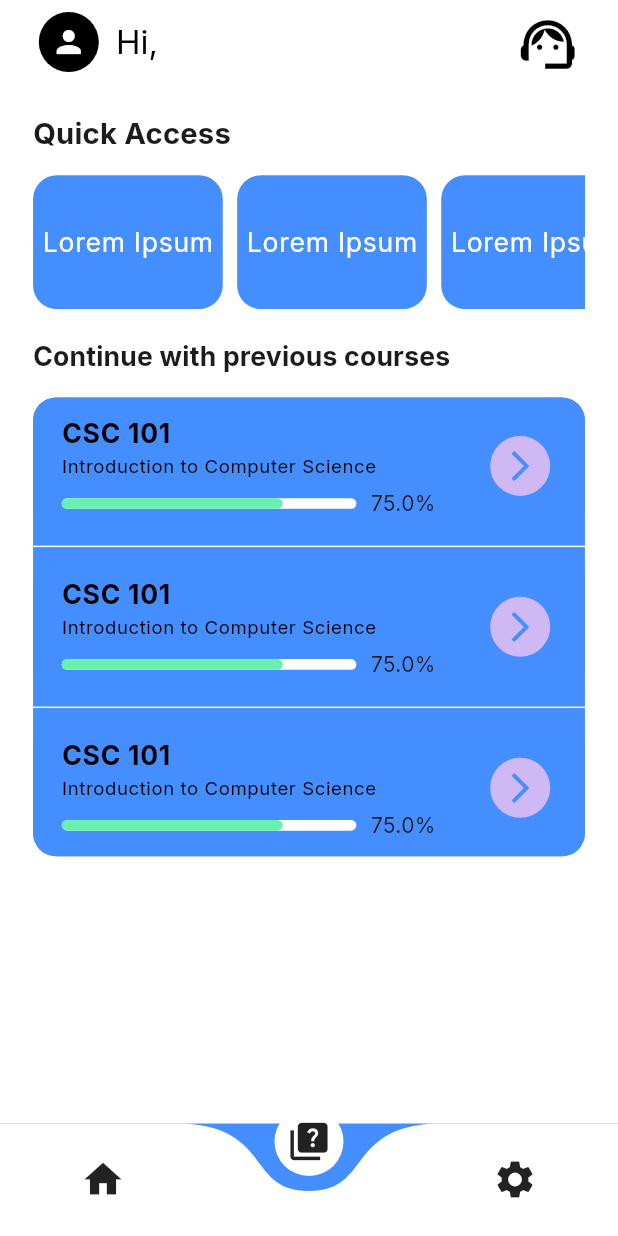
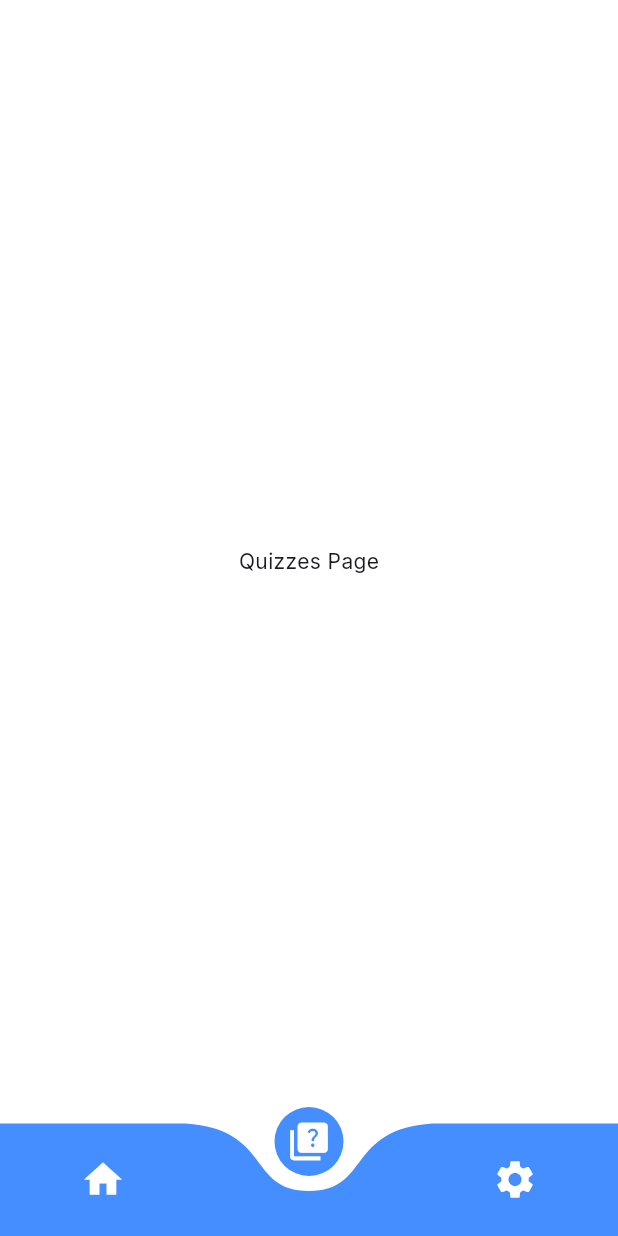
Before and after one commit to sixtusagbo/aceit, a Flutter app: the screen it shows once a user with an empty profile is signed in, item 2 of the bottom bar chosen, on a phone screen of 412 x 824 dp. Run offline on Flutter 3.47's test engine with Material 3 defaults, Android fonts, the phone set to English and light mode, and no system bars; drawn by our look-alikes of curved_navigation_bar, percent_indicator; our stand-ins replace firebase_auth, firebase_core, flutter_screenutil, go_router, google_fonts, hooks_riverpod; missing offline and left inert: firebase_ui_auth; accounts and stored records are empty.

Commit message:
Setup shell route

```diff
--- a/lib/router/router.dart
+++ b/lib/router/router.dart
@@ -2,8 +2,12 @@ import 'package:aceit/screens/forgot_password_page.dart';
 import 'package:aceit/screens/home_page.dart';
 import 'package:aceit/screens/login_page.dart';
 import 'package:aceit/screens/profile_page.dart';
+import 'package:aceit/screens/quiz_page.dart';
+import 'package:aceit/screens/quizzes_page.dart';
+import 'package:aceit/screens/settings_page.dart';
 import 'package:aceit/screens/splash_page.dart';
 import 'package:aceit/state/auth.dart';
+import 'package:aceit/widgets/scaffold_with_navbar.dart';
 import 'package:flutter/material.dart';
 import 'package:go_router/go_router.dart';
 import 'package:hooks_riverpod/hooks_riverpod.dart';
--- a/lib/screens/home_page.dart
+++ b/lib/screens/home_page.dart
@@ -2,14 +2,12 @@ import 'package:aceit/screens/profile_page.dart';
 import 'package:aceit/state/auth.dart';
 import 'package:aceit/utils/extensions.dart';
 import 'package:aceit/widgets/course_progress_widget.dart';
-import 'package:curved_navigation_bar/curved_navigation_bar.dart';
 import 'package:flutter/material.dart';
-import 'package:flutter_hooks/flutter_hooks.dart';
 import 'package:flutter_screenutil/flutter_screenutil.dart';
 import 'package:go_router/go_router.dart';
 import 'package:hooks_riverpod/hooks_riverpod.dart';
 
-class HomePage extends HookConsumerWidget {
+class HomePage extends ConsumerWidget {
   const HomePage({super.key});
   static String get routeName => 'home';
   static String get routeLocation => '/';
@@ -19,7 +17,6 @@ class HomePage extends HookConsumerWidget {
     final name = ref.watch(authProvider.select(
       (value) => value.valueOrNull?.displayName,
     ));
-    final page = useState(0);
 
     return Scaffold(
       appBar: AppBar(
@@ -128,17 +125,6 @@ class HomePage extends HookConsumerWidget {
           ],
         ),
       ),
-      bottomNavigationBar: CurvedNavigationBar(
-        backgroundColor: Theme.of(context).primaryColor,
-        items: const <Widget>[
-          Icon(Icons.home, size: 30),
-          Icon(Icons.quiz, size: 30),
-          Icon(Icons.settings, size: 30),
-        ],
-        onTap: (index) {
-          page.value = index;
-        },
-      ),
     );
   }
 }
--- /dev/null
+++ b/lib/screens/quizzes_page.dart
@@ -0,0 +1,17 @@
+import 'package:flutter/material.dart';
+
+class QuizzesPage extends StatelessWidget {
+  const QuizzesPage({super.key});
+
+  static String get routeName => 'quizzes';
+  static String get routeLocation => '/$routeName';
+
+  @override
+  Widget build(BuildContext context) {
+    return const Scaffold(
+      body: Center(
+        child: Text('Quizzes Page'),
+      ),
+    );
+  }
+}
--- /dev/null
+++ b/lib/widgets/scaffold_with_navbar.dart
@@ -0,0 +1,77 @@
+import 'package:aceit/screens/home_page.dart';
+import 'package:aceit/screens/quizzes_page.dart';
+import 'package:aceit/screens/settings_page.dart';
+import 'package:curved_navigation_bar/curved_navigation_bar.dart';
+import 'package:flutter/material.dart';
+import 'package:go_router/go_router.dart';
+
+/// Builds the "shell" for the app by building a Scaffold with a
+/// BottomNavigationBar, where [child] is placed in the body of the Scaffold.
+class ScaffoldWithNavBar extends StatelessWidget {
+  /// Constructs a [ScaffoldWithNavBar].
+  const ScaffoldWithNavBar({
+    required this.child,
+    super.key,
+  });
+
+  /// The widget to display in the body of the Scaffold.
+  final Widget child;
+
+  @override
+  Widget build(BuildContext context) {
+    return Scaffold(
+      body: child,
+      bottomNavigationBar: CurvedNavigationBar(
+        color: Theme.of(context).primaryColor,
+        backgroundColor: Colors.white,
+        buttonBackgroundColor: Theme.of(context).primaryColor,
+        items: const <Widget>[
+          Icon(
+            Icons.home,
+            size: 30,
+            color: Colors.white,
+          ),
+          Icon(
+            Icons.quiz,
+            size: 30,
+            color: Colors.white,
+          ),
+          Icon(
+            Icons.settings,
+            size: 30,
+            color: Colors.white,
+          ),
+        ],
+        index: _calculateSelectedIndex(context),
+        onTap: (int idx) => _onItemTapped(idx, context),
+      ),
+    );
+  }
+
+  static int _calculateSelectedIndex(BuildContext context) {
+    final location = GoRouterState.of(context).uri.path;
+
+    return switch (location) {
+      final String l when l == HomePage.routeLocation => 0,
+      final String l when l == QuizzesPage.routeLocation => 1,
+      final String l when l == SettingsPage.routeLocation => 2,
+      _ => 0,
+    };
+  }
+
+  void _onItemTapped(int index, BuildContext context) {
+    switch (index) {
+      case 0:
+        context.go(HomePage.routeLocation);
+        break;
+      case 1:
+        context.go(QuizzesPage.routeLocation);
+        break;
+      case 2:
+        context.go(SettingsPage.routeLocation);
+        break;
+      default:
+        context.go(HomePage.routeLocation);
+    }
+  }
+}
```
Also changed, not shown: lib/router/routes.dart (+41 -16 lines), lib/screens/quiz_page.dart (added, +19 -0 lines), lib/screens/settings_page.dart (added, +17 -0 lines).
